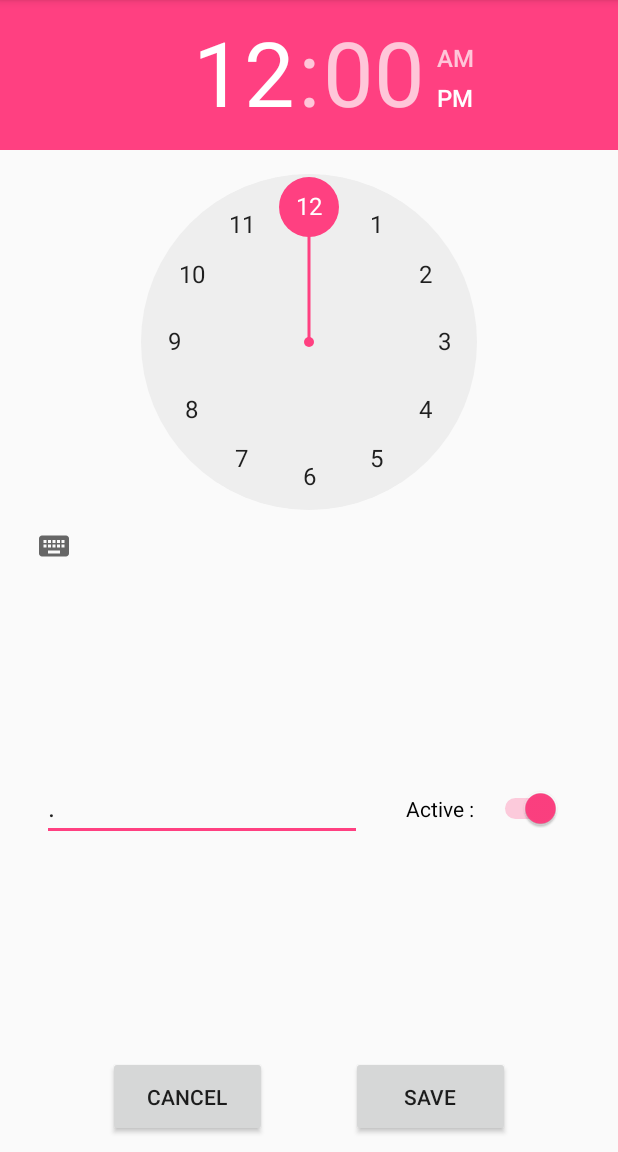
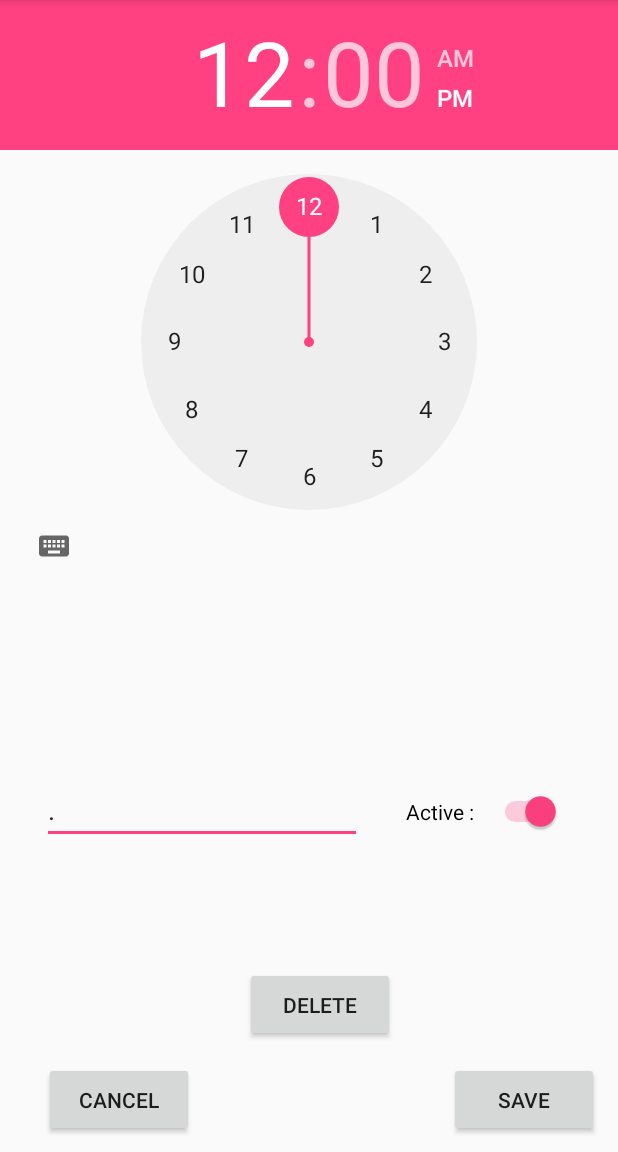
Before and after one commit to EugenLeshchov/mobile-alarm, an Android app: the screen it shows after launch (AlarmActivity), after a tap on "NEW", on a phone screen of 412 x 824 dp, the part 84-1236 px from its top. Run offline under Robolectric (Android 15) with nearby library versions, the phone set to English and light mode, and no system bars; our stand-ins replace Room's generated code.

Commit message:
add deletion feature

```diff
--- a/app/src/main/java/zamza/alarmclock/AlarmActivity.java
+++ b/app/src/main/java/zamza/alarmclock/AlarmActivity.java
@@ -13,20 +13,16 @@ import android.widget.TextView;
 import android.widget.TimePicker;
 
 import zamza.alarmclock.domain.Alarm;
+import zamza.alarmclock.service.AlarmService;
 
 public class AlarmActivity extends AppCompatActivity {
 
-    public static final String ALARM_ID = "zamza.alarmclock.ALARMID";
+    private Alarm alarm;
+    private AlarmService alarmService;
 
-    Alarm alarm;
-    AppDatabase db;
-    AlarmManager alarmManager;
-
-    TimePicker timePicker;
-    EditText editPath;
-    Switch switchActive;
-    Button btnCancel;
-    Button btnSave;
+    private TimePicker timePicker;
+    private EditText editPath;
+    private Switch switchActive;
 
     @Override
     protected void onCreate(Bundle savedInstanceState) {
@@ -36,13 +32,15 @@ public class AlarmActivity extends AppCompatActivity {
         timePicker = (TimePicker) findViewById(R.id.timePicker);
         editPath = (EditText) findViewById(R.id.editPath);
         switchActive = (Switch) findViewById(R.id.switchActive);
-        btnCancel = (Button) findViewById(R.id.btnCancel);
-        btnSave = (Button) findViewById(R.id.btnSave);
+        Button btnCancel = (Button) findViewById(R.id.btnCancel);
+        Button btnSave = (Button) findViewById(R.id.btnSave);
+        Button btnDelete = (Button) findViewById(R.id.btnDelete);
 
         btnCancel.setOnClickListener(new View.OnClickListener(){
             public void onClick(View v){
                 Intent intent = new Intent(AlarmActivity.this, MainActivity.class);
                 startActivity(intent);
+                goToMainActivity();
             }
         });
 
@@ -53,19 +51,28 @@ public class AlarmActivity extends AppCompatActivity {
                 alarm.setActive(switchActive.isChecked());
                 alarm.setSongpath(editPath.getText().toString());
                 if (alarm.getId() == 0){
-                    db.alarmDao().insert(alarm);
+                    alarmService.insert(alarm);
                 } else{
-                    db.alarmDao().update(alarm);
+                    alarmService.update(alarm);
                 }
-                Intent intent = new Intent(AlarmActivity.this, MainActivity.class);
-                startActivity(intent);
+                goToMainActivity();
             }
         });
 
-        db = Room.databaseBuilder(getApplicationContext(), AppDatabase.class, "alarmdb").allowMainThreadQueries().build();
-        Integer id = getIntent().getIntExtra(ALARM_ID, 0);
+        btnDelete.setOnClickListener(new View.OnClickListener(){
+            public void onClick(View v){
+                if (alarm.getId() != 0){
+                    alarmService.delete(alarm);
+                }
+                goToMainActivity();
+            }
+        });
+
+        alarmService = AlarmService.getInstance(getApplicationContext());
+
+        Integer id = getIntent().getIntExtra(MainActivity.ALARM_ID, 0);
         if (id != 0){
-            alarm = db.alarmDao().getById(id);
+            alarm = alarmService.getById(id);
         } else{
             alarm = new Alarm(12, 00, ".", true);
         }
@@ -78,4 +85,9 @@ public class AlarmActivity extends AppCompatActivity {
         editPath.setText(alarm.getSongpath());
         switchActive.setChecked(alarm.getActive());
     }
+
+    private void goToMainActivity(){
+        Intent intent = new Intent(AlarmActivity.this, MainActivity.class);
+        startActivity(intent);
+    }
 }
--- a/app/src/main/java/zamza/alarmclock/MainActivity.java
+++ b/app/src/main/java/zamza/alarmclock/MainActivity.java
@@ -2,6 +2,7 @@ package zamza.alarmclock;
 
 import android.app.AlarmManager;
 import android.arch.persistence.room.Room;
+import android.content.Context;
 import android.content.Intent;
 import android.support.v7.app.AppCompatActivity;
 import android.os.Bundle;
@@ -15,29 +16,32 @@ import java.util.List;
 
 import zamza.alarmclock.dao.AlarmDao;
 import zamza.alarmclock.domain.Alarm;
+import zamza.alarmclock.service.AlarmService;
 
 public class MainActivity extends AppCompatActivity {
 
     public static final String ALARM_ID = "zamza.alarmclock.ALARMID";
 
-    private AlarmDao alarmDao;
-    List<Alarm> alarms;
-    AlarmManager alarmManager;
-    ListView lvAlarms;
-    Button btnCreate;
+    private AlarmService alarmService;
+
+    private List<Alarm> alarms;
+    private AlarmManager alarmManager;
+    private Intent alarmIntent;
 
     @Override
     protected void onCreate(Bundle savedInstanceState) {
         super.onCreate(savedInstanceState);
         setContentView(R.layout.activity_main);
 
-        alarmDao = Room.databaseBuilder(getApplicationContext(), AppDatabase.class, "alarmdb").allowMainThreadQueries().build().alarmDao();
+        ListView lvAlarms = (ListView) findViewById(R.id.lvAlarms);
+        Button btnCreate = (Button) findViewById(R.id.btnCreate);
 
-        lvAlarms = (ListView) findViewById(R.id.lvAlarms);
-        btnCreate = (Button) findViewById(R.id.btnCreate);
-        alarms = alarmDao.getAll();
+        alarmService = AlarmService.getInstance(getApplicationContext());
+
+        alarms = alarmService.getAll();
         ArrayAdapter<Alarm> alarmAdapter = new ArrayAdapter<Alarm>(this, R.layout.listview_alarm_item, alarms);
         lvAlarms.setAdapter(alarmAdapter);
+
         AdapterView.OnItemClickListener adapterViewListener = new AdapterView.OnItemClickListener() {
             public void onItemClick(AdapterView<?> parent, View view, int position, long id){
                 Intent intent = new Intent(MainActivity.this, AlarmActivity.class);
@@ -60,6 +64,6 @@ public class MainActivity extends AppCompatActivity {
     @Override
     protected void onResume(){
         super.onResume();
-        alarms = alarmDao.getAll();
+        alarms = alarmService.getAll();
     }
 }
--- /dev/null
+++ b/app/src/main/java/zamza/alarmclock/service/AlarmReceiver.java
@@ -0,0 +1,23 @@
+package zamza.alarmclock.service;
+
+import android.content.BroadcastReceiver;
+import android.content.Context;
+import android.content.Intent;
+import android.os.IBinder;
+import android.util.Log;
+
+public class AlarmReceiver extends BroadcastReceiver {
+    public AlarmReceiver() {
+        super();
+    }
+
+    @Override
+    public IBinder peekService(Context myContext, Intent service) {
+        return super.peekService(myContext, service);
+    }
+
+    @Override
+    public void onReceive(Context context, Intent intent) {
+        Log.e("Receiver", "Wake up!");
+    }
+}
--- /dev/null
+++ b/app/src/main/java/zamza/alarmclock/service/AlarmService.java
@@ -0,0 +1,65 @@
+package zamza.alarmclock.service;
+
+import android.app.AlarmManager;
+import android.app.PendingIntent;
+import android.arch.persistence.room.Delete;
+import android.arch.persistence.room.Insert;
+import android.arch.persistence.room.Query;
+import android.arch.persistence.room.Room;
+import android.arch.persistence.room.Update;
+import android.content.Context;
+import android.content.Intent;
+
+import java.util.List;
+
+import zamza.alarmclock.AppDatabase;
+import zamza.alarmclock.MainActivity;
+import zamza.alarmclock.dao.AlarmDao;
+import zamza.alarmclock.domain.Alarm;
+
+public class AlarmService {
+
+    private static AlarmService service;
+
+    private AlarmDao alarmDao;
+    private AlarmManager alarmManager;
+    private Intent alarmIntent;
+    private PendingIntent pendingIntent;
+
+    private AlarmService(Context context){
+        alarmDao = Room.databaseBuilder(context, AppDatabase.class, "alarmdb").allowMainThreadQueries().build().alarmDao();
+        alarmManager = (AlarmManager)context.getSystemService(Context.ALARM_SERVICE);
+        alarmIntent = new Intent(context, AlarmReceiver.class);
+
+        pendingIntent = PendingIntent.getBroadcast(context, 0, alarmIntent, PendingIntent.FLAG_UPDATE_CURRENT);
+    }
+
+    public static AlarmService getInstance(Context context){
+        if (service == null){
+            service = new AlarmService(context);
+        }
+        return service;
+    }
+
+    public List<Alarm> getAll(){
+        return alarmDao.getAll();
+    };
+
+    public Alarm getById(int id){
+        return alarmDao.getById(id);
+    }
+
+
+    public void insert(Alarm alarm){
+        alarmDao.insert(alarm);
+    }
+
+    public void update(Alarm alarm){
+        alarmDao.update(alarm);
+    }
+
+    public void delete(Alarm alarm){
+        alarmDao.delete(alarm);
+    }
+
+}
--- a/app/src/main/res/layout/activity_alarm.xml
+++ b/app/src/main/res/layout/activity_alarm.xml
@@ -16,26 +16,30 @@
 
     <Button
         android:id="@+id/btnSave"
-        android:layout_width="106dp"
-        android:layout_height="54dp"
+        android:layout_width="100dp"
+        android:layout_height="50dp"
         android:layout_marginBottom="10dp"
-        android:layout_marginEnd="72dp"
+        android:layout_marginEnd="16dp"
+        android:layout_marginStart="18dp"
         android:layout_marginTop="51dp"
         android:text="Save"
         app:layout_constraintBottom_toBottomOf="parent"
         app:layout_constraintEnd_toEndOf="parent"
+        app:layout_constraintStart_toEndOf="@+id/btnDelete"
         app:layout_constraintTop_toBottomOf="@+id/timePicker"
         app:layout_constraintVertical_bias="1.0" />
 
     <Button
         android:id="@+id/btnCancel"
-        android:layout_width="106dp"
-        android:layout_height="54dp"
+        android:layout_width="100dp"
+        android:layout_height="50dp"
         android:layout_marginBottom="10dp"
-        android:layout_marginStart="72dp"
+        android:layout_marginEnd="18dp"
+        android:layout_marginStart="32dp"
         android:layout_marginTop="51dp"
         android:text="Cancel"
         app:layout_constraintBottom_toBottomOf="parent"
+        app:layout_constraintEnd_toStartOf="@+id/btnDelete"
         app:layout_constraintStart_toStartOf="parent"
         app:layout_constraintTop_toBottomOf="@+id/timePicker"
         app:layout_constraintVertical_bias="1.0" />
@@ -69,4 +73,18 @@
         app:layout_constraintStart_toStartOf="parent"
         app:layout_constraintTop_toBottomOf="@+id/timePicker" />
 
+    <Button
+        android:id="@+id/btnDelete"
+        android:layout_width="100dp"
+        android:layout_height="50dp"
+        android:layout_marginBottom="10dp"
+        android:layout_marginEnd="18dp"
+        android:layout_marginStart="16dp"
+        android:layout_marginTop="18dp"
+        android:text="Delete"
+        app:layout_constraintBottom_toBottomOf="parent"
+        app:layout_constraintEnd_toStartOf="@+id/btnSave"
+        app:layout_constraintStart_toEndOf="@+id/btnCancel"
+        app:layout_constraintTop_toBottomOf="@+id/editPath" />
+
 </android.support.constraint.ConstraintLayout>
```
